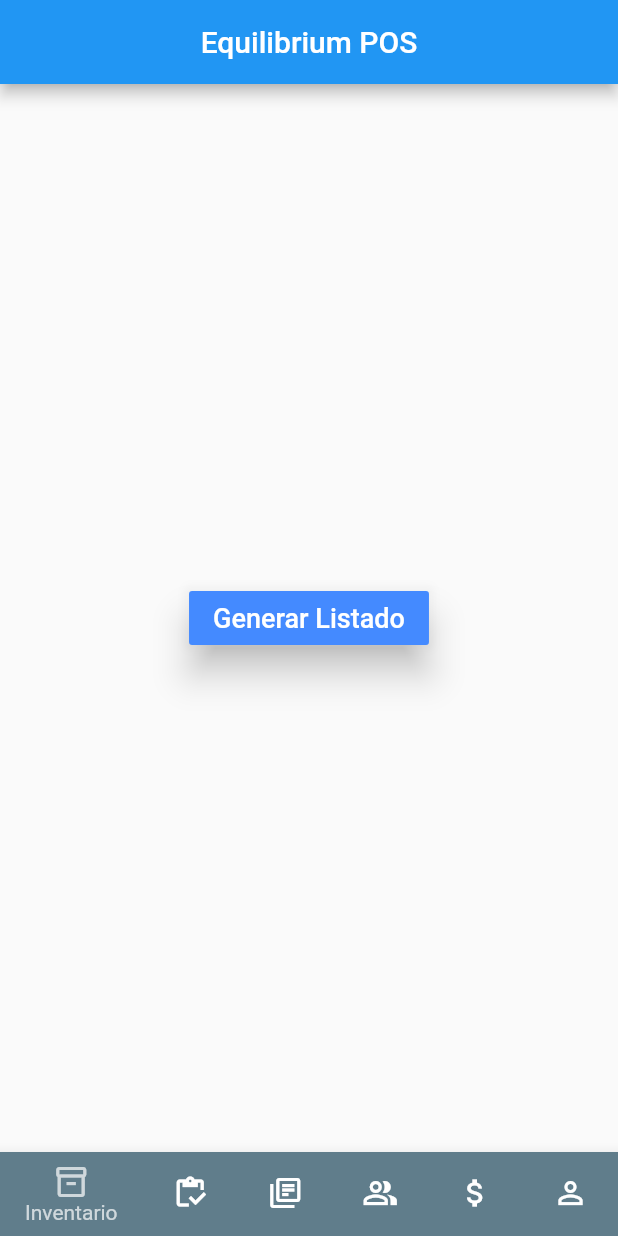
After one commit to cattoall/club_deportivo_comala_app, a Flutter app: the screen it shows after launch, after a tap on "Generar Listado", on a phone screen of 412 x 824 dp. The commit adds this screen. Run offline on Flutter 3.47's test engine with Material 2 defaults, Android fonts, the light colour scheme and no system bars; network calls fail.

Commit message:
Inventario

```diff
--- /dev/null
+++ b/lib/InventoryPage.dart
@@ -0,0 +1,201 @@
+import 'dart:convert';
+
+import 'package:club_deportivo_comala_app/InventoryResponse.dart';
+import 'package:flutter/material.dart';
+import 'package:http/http.dart' as http;
+
+class InventoryPage extends StatefulWidget {
+  const InventoryPage({Key? key}) : super(key: key);
+
+  @override
+  State<StatefulWidget> createState() => _State();
+}
+
+class _State extends State<InventoryPage> {
+  InventoryResponse respuesta = new InventoryResponse();
+  List<Datum> lines = [];
+
+  void _onBottonTapped() {
+    _handleSubmitted();
+  }
+
+  void _handleSubmitted() async {
+    respuesta = await getInventory();
+    if (respuesta.resultado == "false") {
+      _showAlert(context, respuesta.error.toString(),
+          "Error al Obtener el Inventario", "Intentar");
+    } else {}
+  }
+
+  Future<InventoryResponse> getInventory() async {
+    lines.clear();
+    var queryData =
+        'SELECT a.id_codigo AS CODIGO, a.producto as PRODUCTO,ifnull(SUM(b.entrada-b.salida),0) AS EXISTENCIA,  a.precio1 as PRECIO1, a.precio2 AS PRECIO2, a.precio3 AS PRECIO3, a.precio4 AS PRECIO4 FROM inventario a INNER JOIN kardexinven b ON(a.id_codigo= b.id_codigo) GROUP BY a.id_codigo';
+    var _baseUrl = Uri.parse("https://www.cgtecsa.com/EqRest/EqAppQuery.php");
+    var _data = {'Nit': '800000001026', 'Query': '$queryData'};
+
+    final http.Response response = await http.post(_baseUrl,
+        headers: <String, String>{
+          'Content-Type': 'application/json',
+        },
+        body: jsonEncode(_data));
+
+    InventoryResponse outResponse = new InventoryResponse();
+
+    if (response.statusCode == 200) {
+      Map<String, dynamic> map = json.decode(response.body);
+      outResponse.resultado = map["resultado"];
+      outResponse.error = map["error"];
+      outResponse.query = map["Query"];
+      //outResponse.data = map["Data"];
+      map["Data"].forEach((e) {
+        lines.add(Datum.fromJson(e));
+      });
+    } else {
+      outResponse.resultado = 'false';
+      outResponse.query = _data.toString();
+      outResponse.error = 'Error al recuperar el Inventario';
+    }
+    setState(() {});
+    return outResponse;
+  }
+
+  void _showAlert(
+      BuildContext context, String _error, String _title, String _boton) {
+    showDialog(
+        context: context,
+        builder: (context) {
+          return AlertDialog(
+            title: Text(_title),
+            content: Text(_error),
+            actions: [
+              FlatButton(
+                  onPressed: () {
+                    Navigator.pop(context);
+                  },
+                  child: Text(_boton))
+            ],
+          );
+        });
+  }
+
+  @override
+  Widget build(BuildContext context) {
+    return Column(
+      children: [
+        (lines.length == 0)
+            ? Expanded(
+                child: Container(
+                  width: double.infinity,
+                  alignment: Alignment.center,
+                  child: RaisedButton(
+                    onPressed: _onBottonTapped,
+                    child: Text(
+                      'Generar Listado',
+                      style: TextStyle(fontSize: 18, color: Colors.white),
+                    ),
+                    elevation: 10,
+                    color: Colors.blueAccent,
+                  ),
+                ),
+              )
+            : Expanded(
+                child: ListView.builder(
+                  padding: EdgeInsets.all(2),
+                  itemCount: lines.length,
+                  itemBuilder: (BuildContext context, int index) {
+                    return Container(
+                      color: (index % 2 == 0)
+                          ? Colors.grey[300]
+                          : Colors.blue[200],
+                      height: 40,
+                      margin: EdgeInsets.all(20),
+                      child: Center(
+                        child: ListTile(
+                          title: Container(
+                            child: Text(
+                                '(${lines[index].codigo.toString()}) - ${lines[index].producto.toString()}',
+                                style: TextStyle(fontSize: 12)),
+                          ),
+                          subtitle: Card(
+                              elevation: 1,
+                              child: Row(
+                                children: [
+                                  Expanded(
+                                    child: Container(
+                                      child: Column(
+                                        mainAxisAlignment:
+                                            MainAxisAlignment.center,
+                                        children: [
+                                          Text(
+                                              '${lines[index].existencia.toString()}',
+                                              style: TextStyle(fontSize: 12)),
+                                        ],
+                                      ),
+                                    ),
+                                  ),
+                                  Expanded(
+                                    child: Container(
+                                      width: 50,
+                                      child: Column(
+                                        mainAxisAlignment:
+                                            MainAxisAlignment.center,
+                                        children: [
+                                          Text(
+                                              '${lines[index].precio1.toString()}',
+                                              style: TextStyle(fontSize: 12)),
+                                        ],
+                                      ),
+                                    ),
+                                  ),
+                                  Expanded(
+                                    child: Container(
+                                      child: Column(
+                                        mainAxisAlignment:
+                                            MainAxisAlignment.center,
+                                        children: [
+                                          Text(
+                                              '${lines[index].precio2.toString()}',
+                                              style: TextStyle(fontSize: 12)),
+                                        ],
+                                      ),
+                                    ),
+                                  ),
+                                  Expanded(
+                                    child: Container(
+                                      child: Column(
+                                        mainAxisAlignment:
+                                            MainAxisAlignment.center,
+                                        children: [
+                                          Text(
+                                              '${lines[index].precio3.toString()}',
+                                              style: TextStyle(fontSize: 12)),
+                                        ],
+                                      ),
+                                    ),
+                                  ),
+                                  Expanded(
+                                    child: Container(
+                                      child: Column(
+                                        mainAxisAlignment:
+                                            MainAxisAlignment.center,
+                                        children: [
+                                          Text(
+                                              '${lines[index].precio4.toString()}',
+                                              style: TextStyle(fontSize: 12)),
+                                        ],
+                                      ),
+                                    ),
+                                  ),
+                                ],
+                              )),
+                        ),
+                      ),
+                    );
+                  },
+                ),
+              )
+      ],
+    );
+  }
+}
--- /dev/null
+++ b/lib/InventoryResponse.dart
@@ -0,0 +1,75 @@
+// To parse this JSON data, do
+//
+//     final inventoryResponse = inventoryResponseFromJson(jsonString);
+
+import 'dart:convert';
+
+InventoryResponse inventoryResponseFromJson(String str) =>
+    InventoryResponse.fromJson(json.decode(str));
+
+String inventoryResponseToJson(InventoryResponse data) =>
+    json.encode(data.toJson());
+
+class InventoryResponse {
+  InventoryResponse({this.resultado, this.data, this.error, this.query});
+
+  String? resultado;
+  List<Datum>? data;
+  String? error;
+  String? query;
+
+  factory InventoryResponse.fromJson(Map<String, dynamic> json) =>
+      InventoryResponse(
+        resultado: json["resultado"],
+        data: List<Datum>.from(json["Data"].map((x) => Datum.fromJson(x))),
+        error: json["error"],
+        query: json["Query"],
+      );
+
+  Map<String, dynamic> toJson() => {
+        "resultado": resultado,
+        "Data": List<dynamic>.from(data!.map((x) => x.toJson())),
+        "error": error,
+        "Query": query,
+      };
+}
+
+class Datum {
+  Datum({
+    this.codigo,
+    this.producto,
+    this.existencia,
+    this.precio1,
+    this.precio2,
+    this.precio3,
+    this.precio4,
+  });
+
+  String? codigo;
+  String? producto;
+  String? existencia;
+  String? precio1;
+  String? precio2;
+  String? precio3;
+  String? precio4;
+
+  factory Datum.fromJson(Map<String, dynamic> json) => Datum(
+        codigo: json["CODIGO"],
+        producto: json["PRODUCTO"],
+        existencia: json["EXISTENCIA"],
+        precio1: json["PRECIO1"],
+        precio2: json["PRECIO2"],
+        precio3: json["PRECIO3"],
+        precio4: json["PRECIO4"],
+      );
+
+  Map<String, dynamic> toJson() => {
+        "CODIGO": codigo,
+        "PRODUCTO": producto,
+        "EXISTENCIA": existencia,
+        "PRECIO1": precio1,
+        "PRECIO2": precio2,
+        "PRECIO3": precio3,
+        "PRECIO4": precio4,
+      };
+}
--- a/lib/mainMenu.dart
+++ b/lib/mainMenu.dart
@@ -1,3 +1,4 @@
+import 'package:club_deportivo_comala_app/InventoryPage.dart';
 import 'package:flutter/material.dart';
 
 class MainMenu extends StatefulWidget {
@@ -10,6 +11,7 @@
   static const TextStyle optionStyle =
       TextStyle(fontSize: 30, fontWeight: FontWeight.bold);
   static const List<Widget> _widgetOptions = <Widget>[
+    InventoryPage(),
     Text(
       'Index 0: Consulta de Inventario',
       style: optionStyle,
```
